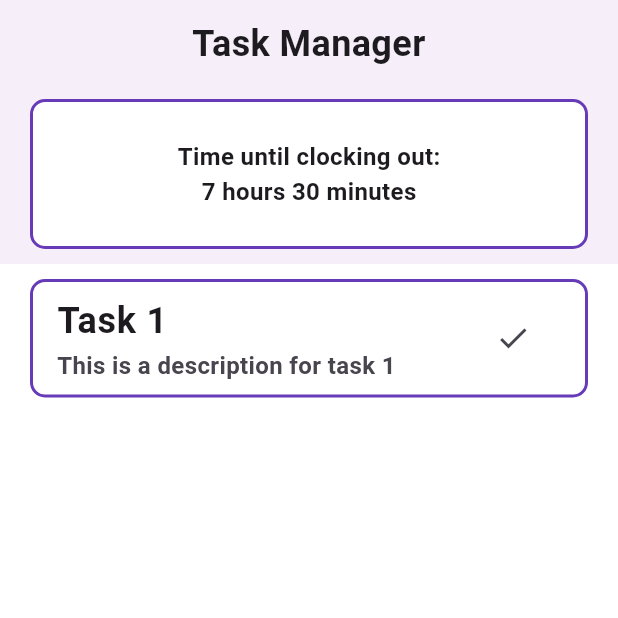
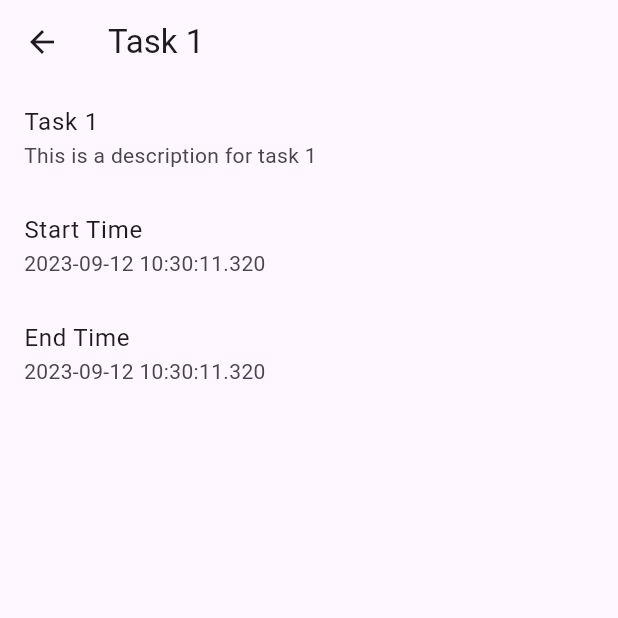
Before and after one commit to maxstain/desktop-manager, a Flutter app: the TaskManagerPage screen opened directly, after a tap on "Task 1", on a phone screen of 412 x 824 dp, the top half of it. Run offline on Flutter 3.47's test engine with Material 2 defaults, Android fonts, the phone set to English and light mode, and no system bars; our stand-ins replace lottie.

Commit message:
[REFACTOR]: Working on the tasks

```diff
--- a/lib/Views/TaskManagerPage.dart
+++ b/lib/Views/TaskManagerPage.dart
@@ -1,4 +1,5 @@
 import 'package:desktop_manager/Shared/Data.dart';
+import 'package:desktop_manager/Views/taskDetails.dart';
 import 'package:flutter/material.dart';
 
 class TaskManagerPage extends StatefulWidget {
@@ -196,22 +197,24 @@ class _TaskManagerPageState extends State<TaskManagerPage> {
                             trailing: IconButton(
                               onPressed: () {
                                 setState(() {
-                                  SharedData().tasks[index].complete();
-
+                                  SharedData().tasks.removeAt(index);
                                   ScaffoldMessenger.of(context)
                                       .showSnackBar(const SnackBar(
                                     content: Text('Task completed!'),
                                   ));
-                                  SharedData().tasks.remove(
-                                        SharedData().tasks[index],
-                                      );
                                 });
                               },
-                              icon: const Icon(Icons.check),
+                              icon: const Icon(
+                                  Icons.check_circle_outline_rounded),
                             ),
                             onTap: () {
-                              Navigator.pushNamed(context, '/taskDetails',
-                                  arguments: index);
+                              Navigator.of(context).push(
+                                MaterialPageRoute(
+                                  builder: (context) => TaskDetailsPage(
+                                    index: index,
+                                  ),
+                                ),
+                              );
                             },
                           ),
                         )
--- /dev/null
+++ b/lib/Views/taskDetails.dart
@@ -0,0 +1,37 @@
+import 'package:desktop_manager/Shared/Data.dart';
+import 'package:flutter/material.dart';
+
+class TaskDetailsPage extends StatefulWidget {
+  final int index;
+  const TaskDetailsPage({Key? key, required this.index}) : super(key: key);
+
+  @override
+  State<TaskDetailsPage> createState() => _TaskDetailsPageState();
+}
+
+class _TaskDetailsPageState extends State<TaskDetailsPage> {
+  @override
+  Widget build(BuildContext context) {
+    return Scaffold(
+      appBar: AppBar(
+        title: Text(SharedData().tasks[widget.index].name),
+      ),
+      body: ListView(
+        children: [
+          ListTile(
+            title: Text(SharedData().tasks[widget.index].name),
+            subtitle: Text(SharedData().tasks[widget.index].description),
+          ),
+          ListTile(
+            title: const Text('Start Time'),
+            subtitle: Text('${SharedData().tasks[widget.index].startTime}'),
+          ),
+          ListTile(
+            title: const Text('End Time'),
+            subtitle: Text('${SharedData().tasks[widget.index].endTime}'),
+          ),
+        ],
+      ),
+    );
+  }
+}
```
Also changed, not shown: lib/Routes.dart (added, +21 -0 lines).
